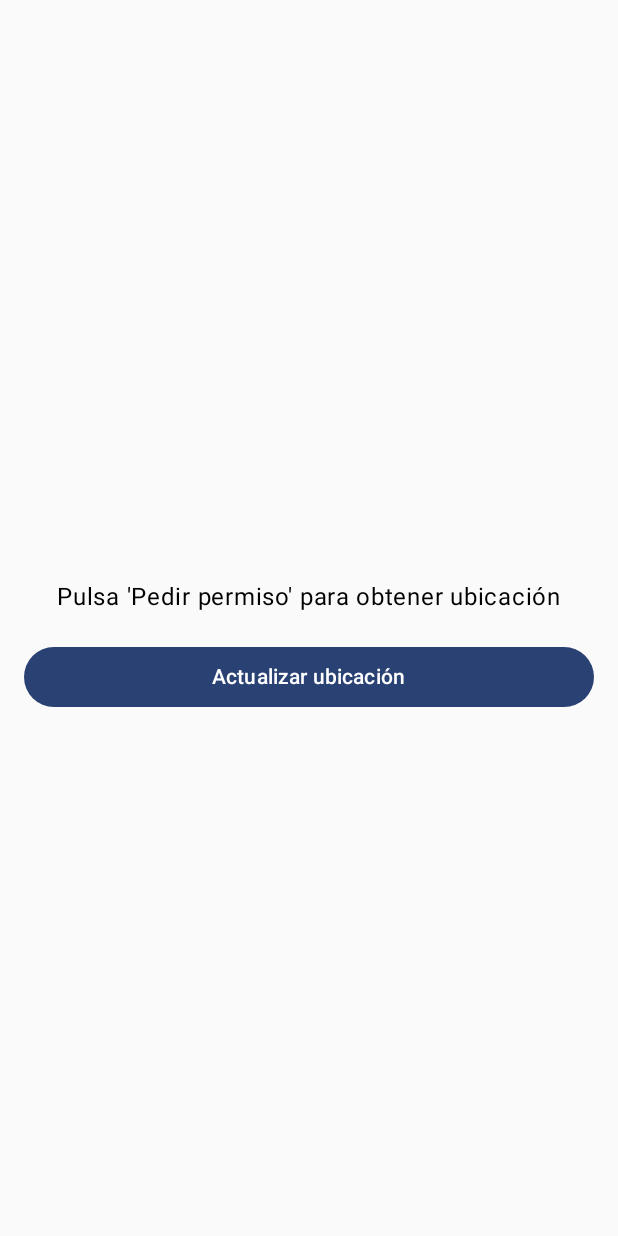
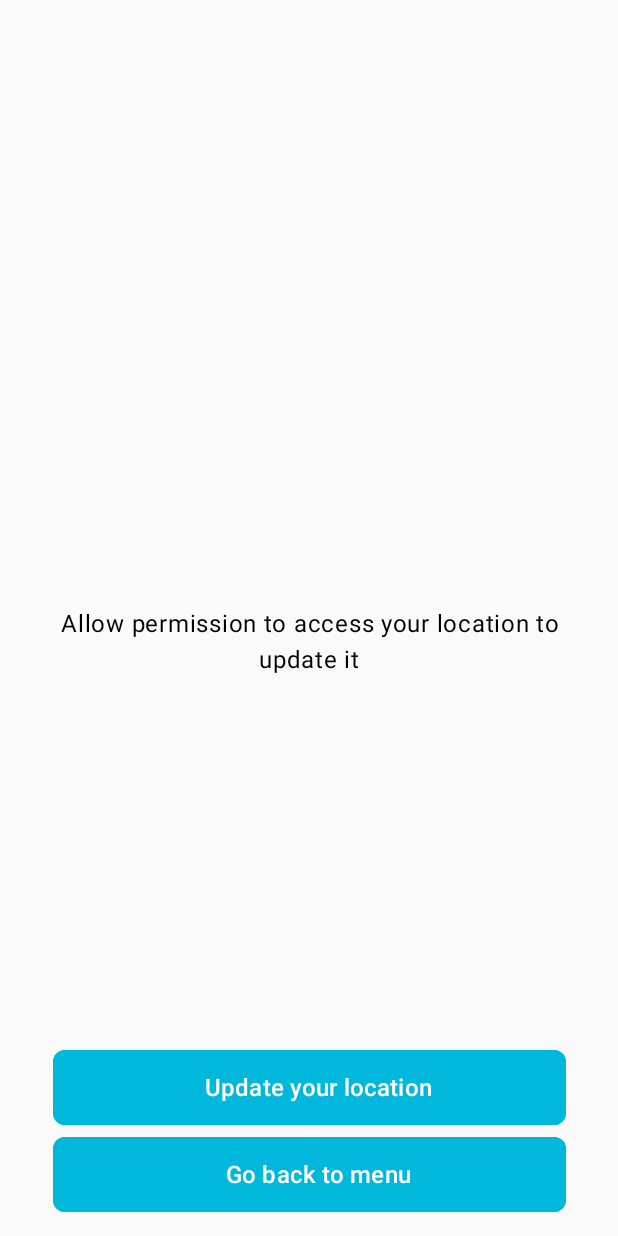
Before and after one commit to gferrerass/drawMaster, an Android app built with Jetpack Compose: the ProfileScreen screen opened through its navigation route, on a phone screen of 412 x 824 dp. Run offline under Robolectric (Android 15) with nearby library versions, the light colour scheme and no system bars; our stand-ins replace Firebase (no records; nobody signed in at launch, a user with empty details on screens opened directly); libraries missing offline, so code that uses them is left out: org.osmdroid.config, org.osmdroid.tileprovider, org.osmdroid.util, org.osmdroid.views; network calls fail; pictures from the network do not load; 1 statement that could not run was skipped.

Commit message:
changed comments, buttons, fixed single player camera

```diff
--- a/android/app/src/main/java/com/example/drawmaster/data/network/ApiClient.kt
+++ b/android/app/src/main/java/com/example/drawmaster/data/network/ApiClient.kt
@@ -16,7 +16,7 @@ object ApiClient {
         level = HttpLoggingInterceptor.Level.BASIC
     }
 
-    /** Create a Retrofit instance that injects Authorization header using the provided TokenProvider. */
+    // Creates a Retrofit instance that injects Authorization header using the provided TokenProvider
     fun createRetrofit(tokenProvider: TokenProvider): Retrofit {
         val authInterceptor = AuthInterceptor(tokenProvider)
         val client = OkHttpClient.Builder()
--- a/android/app/src/main/java/com/example/drawmaster/presentation/NavGraph.kt
+++ b/android/app/src/main/java/com/example/drawmaster/presentation/NavGraph.kt
@@ -52,6 +52,20 @@ fun DrawMasterNavHost(
         composable(route = "select_image/{gameId}", arguments = listOf(navArgument("gameId") { type = NavType.StringType; nullable = true })) { backStackEntry ->
             val gameId = backStackEntry.arguments?.getString("gameId")
             SelectImageScreen(navController = navController, gameId = gameId)
+        }
+        composable(
+            route = "confirm_image/{imageUri}",
+            arguments = listOf(
+                navArgument("imageUri") { type = NavType.StringType; nullable = true }
+            )
+        ) { backStackEntry ->
+            val imageUri = backStackEntry.arguments?.getString("imageUri")
+            ConfirmImageScreen(
+                navController = navController,
+                imageUriString = imageUri,
+                remoteUrlString = null,
+                gameId = null
+            )
         }
         // confirm image with explicit remoteUrl (when selecting Unsplash remote image)
         composable(route = "confirm_image/{imageUri}/{remoteUrl}",
--- a/android/app/src/main/java/com/example/drawmaster/presentation/screens/LoginScreen.kt
+++ b/android/app/src/main/java/com/example/drawmaster/presentation/screens/LoginScreen.kt
@@ -27,7 +27,7 @@ fun LoginScreen(
     val authState by viewModel.authState.collectAsState()
     val currentUser by viewModel.currentUser.collectAsState()
 
-    // Si el usuario ya está autenticado, navegar a main_screen
+    // Navigating to main_screen if user has already logged in
     LaunchedEffect(currentUser) {
         if (currentUser != null) {
             navController.navigate("main_screen") {
@@ -36,7 +36,7 @@ fun LoginScreen(
         }
     }
 
-    // Manejar estados de autenticación
+    // Managing authentication states
     LaunchedEffect(authState) {
         when (authState) {
             is AuthState.Success -> {
@@ -56,7 +56,7 @@ fun LoginScreen(
         verticalArrangement = Arrangement.Center
     ) {
         Text(
-            text = if (isSignUp) "Crear Cuenta" else "Iniciar Sesión",
+            text = if (isSignUp) "Create an account" else "Log in",
             style = MaterialTheme.typography.headlineMedium,
             modifier = Modifier.padding(bottom = 32.dp)
         )
@@ -76,7 +76,7 @@ fun LoginScreen(
             OutlinedTextField(
                 value = name,
                 onValueChange = { name = it },
-                label = { Text("Nombre") },
+                label = { Text("Name") },
                 modifier = Modifier
                     .fillMaxWidth()
                     .padding(bottom = 16.dp),
@@ -86,7 +86,7 @@ fun LoginScreen(
         OutlinedTextField(
             value = password,
             onValueChange = { password = it },
-            label = { Text("Contraseña") },
+            label = { Text("Password") },
             visualTransformation = PasswordVisualTransformation(),
             keyboardOptions = KeyboardOptions(keyboardType = KeyboardType.Password),
             modifier = Modifier
@@ -122,7 +122,7 @@ fun LoginScreen(
                 .height(50.dp),
             enabled = email.isNotBlank() && password.isNotBlank() && (if (isSignUp) name.isNotBlank() else true) && authState !is AuthState.Loading
         ) {
-            Text(if (isSignUp) "Registrarse" else "Iniciar Sesión")
+            Text(if (isSignUp) "Sign up" else "Log In")
         }
 
         TextButton(
@@ -133,8 +133,8 @@ fun LoginScreen(
             modifier = Modifier.padding(top = 8.dp)
         ) {
             Text(
-                if (isSignUp) "¿Ya tienes cuenta? Inicia sesión"
-                else "¿No tienes cuenta? Regístrate"
+                if (isSignUp) "Already have an account? Log in"
+                else "Don't have an account? Sign up"
             )
         }
     }
--- a/android/app/src/main/java/com/example/drawmaster/presentation/screens/MainScreen.kt
+++ b/android/app/src/main/java/com/example/drawmaster/presentation/screens/MainScreen.kt
@@ -26,10 +26,6 @@ import androidx.compose.runtime.collectAsState
 import androidx.compose.runtime.getValue
 import android.util.Log
 import com.google.firebase.auth.FirebaseAuth
-import android.content.ClipData
-import android.content.ClipboardManager
-import android.content.Context
-import android.widget.Toast
 import androidx.compose.material.icons.Icons
 import androidx.compose.material.icons.automirrored.filled.ExitToApp
 import androidx.compose.material.icons.filled.AccountCircle
@@ -56,10 +52,10 @@ fun MainScreen(
                 // val clipboard = context.getSystemService(Context.CLIPBOARD_SERVICE) as ClipboardManager
                 // val clip = ClipData.newPlainText("idToken", idToken)
                 // clipboard.setPrimaryClip(clip)
-                // Toast.makeText(context, "ID token copiado", Toast.LENGTH_SHORT).show()
+                // Toast.makeText(context, "ID token copied", Toast.LENGTH_SHORT).show()
             }
             ?.addOnFailureListener { e ->
-                Log.e("TOKEN", "Error obteniendo idToken", e)
+                Log.e("TOKEN", "Error obtaining idToken", e)
             }
         if (currentUser?.uid != null) {
             inviteVm.startListeningForInvites()
--- a/android/app/src/main/java/com/example/drawmaster/presentation/screens/ProfileScreen.kt
+++ b/android/app/src/main/java/com/example/drawmaster/presentation/screens/ProfileScreen.kt
@@ -10,12 +10,12 @@ import androidx.compose.foundation.border
 import androidx.compose.foundation.layout.Arrangement
 import androidx.compose.foundation.layout.Box
 import androidx.compose.foundation.layout.Column
+import androidx.compose.foundation.layout.Spacer
 import androidx.compose.foundation.layout.fillMaxSize
 import androidx.compose.foundation.layout.fillMaxWidth
 import androidx.compose.foundation.layout.height
 import androidx.compose.foundation.layout.padding
 import androidx.compose.foundation.shape.RoundedCornerShape
-import androidx.compose.material3.Button
 import androidx.compose.material3.MaterialTheme
 import androidx.compose.material3.Text
 import androidx.compose.runtime.Composable
@@ -25,16 +25,23 @@ import androidx.compose.runtime.collectAsState
 import androidx.compose.ui.Alignment
 import androidx.compose.ui.Modifier
 import androidx.compose.ui.draw.clip
+import androidx.compose.ui.graphics.Color
 import androidx.compose.ui.graphics.Color as ComposeColor
 import androidx.compose.ui.platform.LocalContext
+import androidx.compose.ui.text.style.TextAlign
+import androidx.compose.ui.tooling.preview.Preview
 import androidx.compose.ui.unit.dp
 import androidx.compose.ui.viewinterop.AndroidView
 import androidx.core.content.ContextCompat
 import androidx.lifecycle.viewmodel.compose.viewModel
 import androidx.navigation.NavHostController
+import androidx.navigation.compose.rememberNavController
+import com.example.drawmaster.presentation.components.TextButton
 import com.example.drawmaster.presentation.viewmodels.AuthViewModel
 import com.example.drawmaster.presentation.viewmodels.LocationUiState
 import com.example.drawmaster.presentation.viewmodels.ProfileViewModel
+import com.example.drawmaster.ui.theme.DrawMasterTheme
+import com.example.drawmaster.ui.theme.TealBlue
 import org.osmdroid.config.Configuration
 import org.osmdroid.tileprovider.tilesource.TileSourceFactory
 import org.osmdroid.util.GeoPoint
@@ -71,11 +78,15 @@ fun ProfileScreen(
         if (granted) profileViewModel.refreshLocation()
     }
 
+    // Main container to allow bottom alignment
+    Box(
+        modifier = Modifier
+            .fillMaxSize()
+            .padding(16.dp)
+    ) {
         // Top-level layout (center content vertically)
         Column(
-        modifier = Modifier
-            .fillMaxSize()
-            .padding(16.dp),
+            modifier = Modifier.fillMaxSize(),
             verticalArrangement = Arrangement.Center,
             horizontalAlignment = Alignment.CenterHorizontally
         ) {
@@ -83,7 +94,7 @@ fun ProfileScreen(
             val currentUser by authViewModel.currentUser.collectAsState()
             currentUser?.let { user ->
                 Text(
-                text = user.displayName ?: user.email ?: "Usuario",
+                    text = user.displayName ?: user.email ?: "User",
                     style = MaterialTheme.typography.titleMedium,
                     modifier = Modifier.padding(bottom = 8.dp)
                 )
@@ -91,15 +102,21 @@ fun ProfileScreen(
 
             when (stateValue) {
                 is LocationUiState.Idle -> Text(
-                "Pulsa 'Pedir permiso' para obtener ubicación",
+                    text = "Allow permission to access your location to update it",
                     style = MaterialTheme.typography.bodyLarge,
-                modifier = Modifier.padding(8.dp)
+                    textAlign = TextAlign.Center,
+                    modifier = Modifier
+                        .fillMaxWidth()
+                        .padding(8.dp)
                 )
 
                 is LocationUiState.Loading -> Text(
-                "Obteniendo ubicación...",
+                    text = "Obtaining your location...",
                     style = MaterialTheme.typography.bodyLarge,
-                modifier = Modifier.padding(8.dp)
+                    textAlign = TextAlign.Center,
+                    modifier = Modifier
+                        .fillMaxWidth()
+                        .padding(8.dp)
                 )
 
                 is LocationUiState.Success -> {
@@ -114,13 +131,13 @@ fun ProfileScreen(
 
                     s.accuracy?.let { acc ->
                         Text(
-                        text = "Precisión: ${"%.1f".format(acc)} m",
+                            text = "Precision: ${"%.1f".format(acc)} m",
                             style = MaterialTheme.typography.bodySmall
                         )
                     }
                     s.timestamp?.let { ts ->
                         val sdf = SimpleDateFormat("yyyy-MM-dd HH:mm:ss", Locale.getDefault())
-                    Text(text = "Hora: ${sdf.format(Date(ts))}", style = MaterialTheme.typography.bodySmall)
+                        Text(text = "Time: ${sdf.format(Date(ts))}", style = MaterialTheme.typography.bodySmall)
                     }
 
                     // Map container: fixed size, rounded and clipped so it behaves like a canvas
@@ -168,27 +185,64 @@ fun ProfileScreen(
                             }
                         )
                     }
+                    Text(
+                        text = "Location Updated!",
+                        style = MaterialTheme.typography.bodyLarge,
+                        modifier = Modifier.padding(8.dp)
+                    )
                 }
 
                 is LocationUiState.Error -> {
                     val e = stateValue as LocationUiState.Error
-                Text(text = "Error: ${e.message}", style = MaterialTheme.typography.bodyLarge)
+                    Text(
+                        text = "Error: ${e.message}",
+                        style = MaterialTheme.typography.bodyLarge,
+                        textAlign = TextAlign.Center,
+                        modifier = Modifier.fillMaxWidth()
+                    )
+                }
             }
         }
 
-        Button(
+        // Bottom section for action buttons
+        Column(
+            modifier = Modifier
+                .align(Alignment.BottomCenter)
+                .fillMaxWidth(),
+            horizontalAlignment = Alignment.CenterHorizontally
+        ) {
+            TextButton(
+                name = if (permissionGranted) "Update your location" else "Request permission",
+                backgroundColor = TealBlue,
+                borderColor = TealBlue,
+                fontColor = Color.White,
                 onClick = {
                     if (!permissionGranted) {
                         launcher.launch(Manifest.permission.ACCESS_FINE_LOCATION)
                     } else {
                         profileViewModel.refreshLocation()
                     }
-            },
-            modifier = Modifier
-                .fillMaxWidth()
-                .padding(top = 12.dp)
-        ) {
-            Text(text = if (permissionGranted) "Actualizar ubicación" else "Pedir permiso")
+                }
+            )
+
+            Spacer(modifier = Modifier.height(8.dp))
+
+            TextButton(
+                name = "Go back to menu",
+                backgroundColor = TealBlue,
+                borderColor = TealBlue,
+                fontColor = Color.White,
+                onClick = { navController.popBackStack() }
+            )
         }
     }
 }
+
+@Preview(showBackground = true)
+@Composable
+fun ProfileScreenPreview() {
+    val navController = rememberNavController()
+    DrawMasterTheme {
+        ProfileScreen(navController = navController)
+    }
+}
--- a/android/app/src/main/java/com/example/drawmaster/presentation/viewmodels/GameViewModel.kt
+++ b/android/app/src/main/java/com/example/drawmaster/presentation/viewmodels/GameViewModel.kt
@@ -53,7 +53,7 @@ class GameViewModel : ViewModel() {
     val canvasHeight: StateFlow<Int> = _canvasHeight.asStateFlow()
 
     private var timerJob: Job? = null
-    private val totalGameTime = 15 // seconds
+    private val totalGameTime = 30 // seconds
     private var multiplayerGameId: String? = null
     private var submissionsListener: com.google.firebase.database.ValueEventListener? = null
     private var resultsListener: com.google.firebase.database.ValueEventListener? = null
--- a/android/app/src/main/java/com/example/drawmaster/presentation/viewmodels/ProfileViewModel.kt
+++ b/android/app/src/main/java/com/example/drawmaster/presentation/viewmodels/ProfileViewModel.kt
@@ -36,12 +36,12 @@ class ProfileViewModel(application: Application) : AndroidViewModel(application)
                 if (loc != null) {
                     _uiState.value = LocationUiState.Success(loc.latitude, loc.longitude, if (loc.hasAccuracy()) loc.accuracy else null, loc.time)
                 } else {
-                    _uiState.value = LocationUiState.Error("No se obtuvo ubicación")
+                    _uiState.value = LocationUiState.Error("Couldn't obtain location")
                 }
             } catch (e: SecurityException) {
                 _uiState.value = LocationUiState.Error("Missing location permission")
             } catch (e: Exception) {
-                _uiState.value = LocationUiState.Error(e.localizedMessage ?: "Error desconocido")
+                _uiState.value = LocationUiState.Error(e.localizedMessage ?: "Unknown Error")
             }
         }
     }
```
Also changed, not shown: android/app/src/main/java/com/example/drawmaster/presentation/screens/FriendRequestsScreen.kt (+46 -5 lines), android/app/src/main/java/com/example/drawmaster/presentation/screens/SelectFriendScreen.kt (+11 -0 lines), android/app/src/main/java/com/example/drawmaster/presentation/viewmodels/AuthViewModel.kt (+9 -9 lines). Lines whose indentation alone changed are shown as unchanged.
